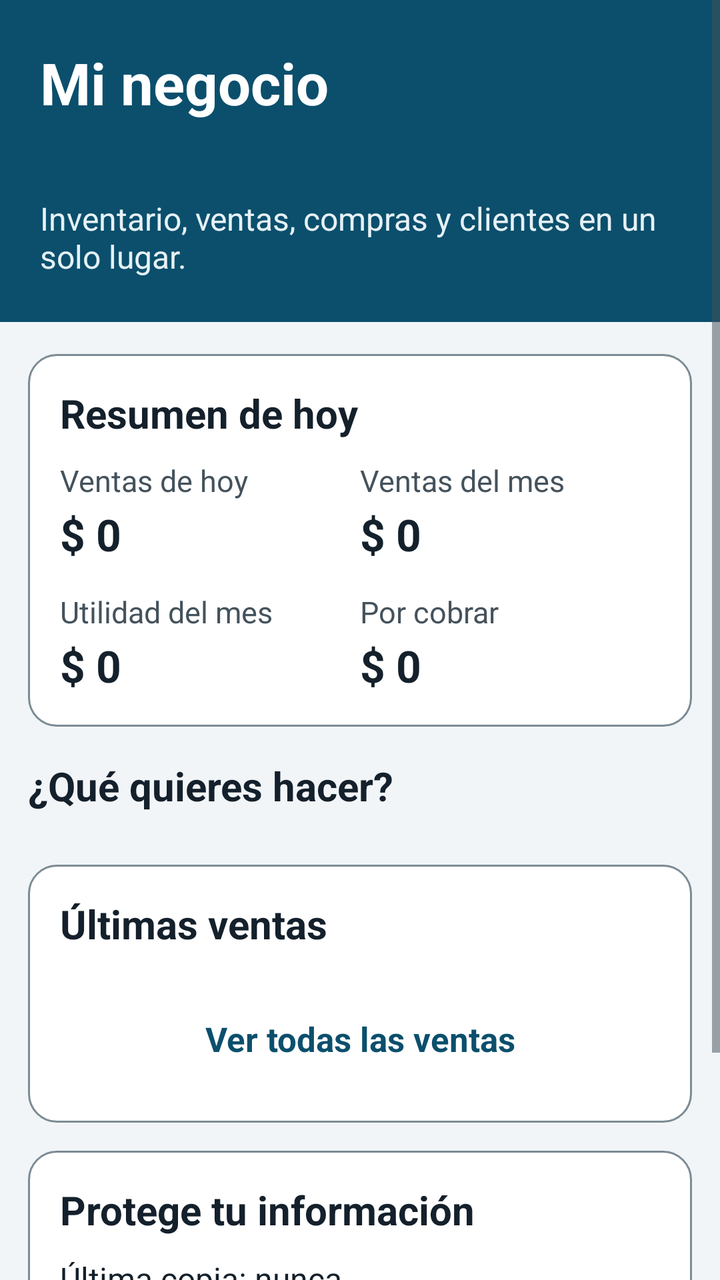
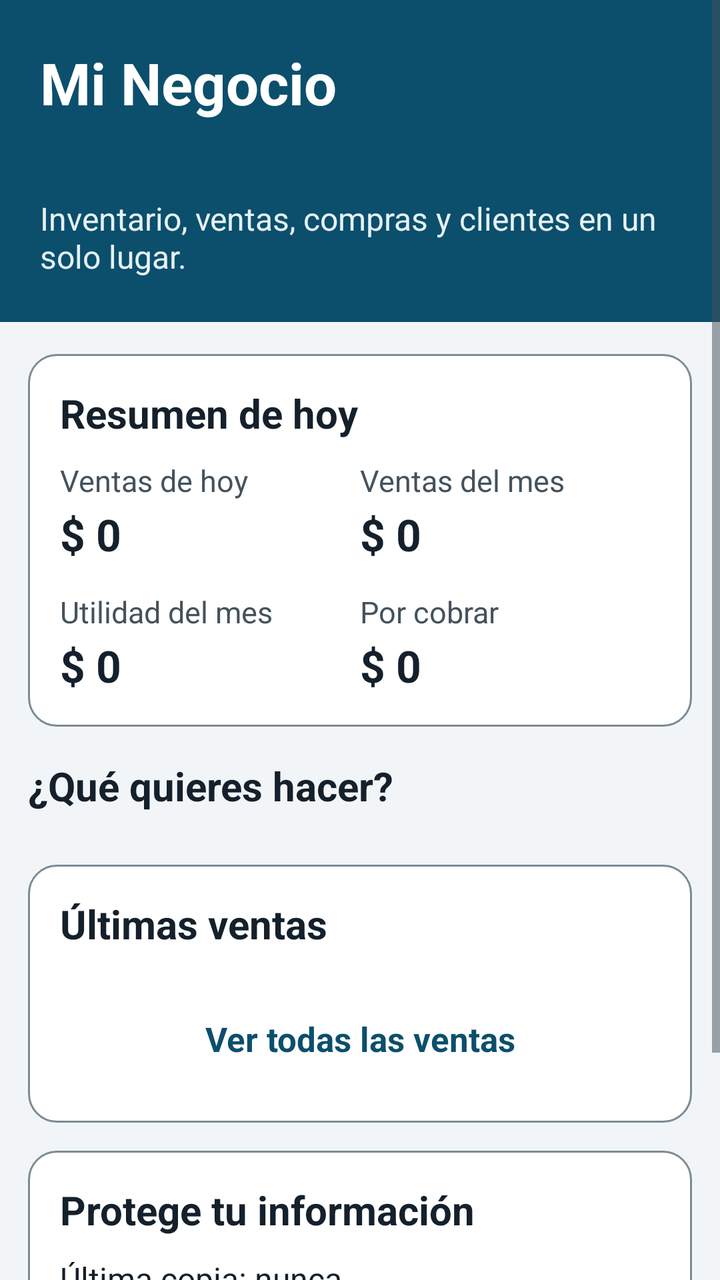

Two renders of the same Android screen: before a commit and after it. Below are the layout's source before the change and the commit's diff.
<!-- AndroidManifest.xml: application theme Tema -->
<!-- res/layout/activity_principal.xml -->
<?xml version="1.0" encoding="utf-8"?>
<ScrollView android:id="@+id/scrollForm" xmlns:android="http://schemas.android.com/apk/res/android"
    android:layout_width="match_parent"
    android:layout_height="match_parent"
    android:background="@color/fondo"
    android:fillViewport="true">

    <LinearLayout
        android:layout_width="match_parent"
        android:layout_height="wrap_content"
        android:orientation="vertical"
        android:paddingBottom="28dp">

        <LinearLayout
            android:layout_width="match_parent"
            android:layout_height="wrap_content"
            android:orientation="vertical"
            android:background="@color/primario"
            android:paddingLeft="20dp"
            android:paddingRight="20dp"
            android:paddingTop="22dp"
            android:paddingBottom="22dp">

            <TextView
                android:id="@+id/txtNegocio"
                android:layout_width="match_parent"
                android:layout_height="wrap_content"
                android:text="Mi negocio"
                android:textColor="@color/blanco"
                android:textSize="29sp"
                android:textStyle="bold"
                android:maxLines="2"
                android:ellipsize="end" />

            <TextView
                android:id="@+id/txtFecha"
                android:layout_width="match_parent"
                android:layout_height="wrap_content"
                android:layout_marginTop="6dp"
                android:textColor="#D8E8F0"
                android:textSize="16sp" />

            <TextView
                android:layout_width="match_parent"
                android:layout_height="wrap_content"
                android:layout_marginTop="10dp"
                android:text="Inventario, ventas, compras y clientes en un solo lugar."
                android:textColor="#E6F1F6"
                android:textSize="16sp" />
        </LinearLayout>

        <LinearLayout
            android:layout_width="match_parent"
            android:layout_height="wrap_content"
            android:orientation="vertical"
            android:paddingLeft="14dp"
            android:paddingRight="14dp"
            android:paddingTop="16dp">

            <LinearLayout
                style="@style/Tarjeta"
                android:layout_width="match_parent"
                android:layout_height="wrap_content">

                <TextView
                    style="@style/TituloSeccion"
                    android:layout_width="match_parent"
                    android:layout_height="wrap_content"
                    android:text="Resumen de hoy" />

                <LinearLayout
                    android:layout_width="match_parent"
                    android:layout_height="wrap_content"
                    android:orientation="horizontal">

                    <LinearLayout
                        android:id="@+id/celdaVentasHoy"
                        android:layout_width="0dp"
                        android:layout_height="wrap_content"
                        android:layout_weight="1"
                        android:orientation="vertical"
                        android:paddingEnd="8dp">

                        <TextView
                            android:layout_width="match_parent"
                            android:layout_height="wrap_content"
                            android:text="Ventas de hoy"
                            android:textColor="@color/texto_secundario"
                            android:textSize="15sp" />

                        <TextView
                            android:id="@+id/txtVentasHoy"
                            android:layout_width="match_parent"
                            android:layout_height="wrap_content"
                            android:layout_marginTop="2dp"
                            android:text="$ 0"
                            android:textColor="@color/texto"
                            android:textSize="22sp"
                            android:textStyle="bold" />
                    </LinearLayout>

                    <LinearLayout
                        android:id="@+id/celdaVentasMes"
                        android:layout_width="0dp"
                        android:layout_height="wrap_content"
                        android:layout_weight="1"
                        android:orientation="vertical">

                        <TextView
                            android:layout_width="match_parent"
                            android:layout_height="wrap_content"
                            android:text="Ventas del mes"
                            android:textColor="@color/texto_secundario"
                            android:textSize="15sp" />

                        <TextView
                            android:id="@+id/txtVentasMes"
                            android:layout_width="match_parent"
                            android:layout_height="wrap_content"
                            android:layout_marginTop="2dp"
                            android:text="$ 0"
                            android:textColor="@color/texto"
                            android:textSize="22sp"
                            android:textStyle="bold" />
                    </LinearLayout>
                </LinearLayout>

                <LinearLayout
                    android:layout_width="match_parent"
                    android:layout_height="wrap_content"
                    android:layout_marginTop="14dp"
                    android:orientation="horizontal">

                    <LinearLayout
                        android:id="@+id/celdaUtilidad"
                        android:layout_width="0dp"
                        android:layout_height="wrap_content"
                        android:layout_weight="1"
                        android:orientation="vertical"
                        android:paddingEnd="8dp">

                        <TextView
                            android:layout_width="match_parent"
                            android:layout_height="wrap_content"
                            android:text="Utilidad del mes"
                            android:textColor="@color/texto_secundario"
                            android:textSize="15sp" />

                        <TextView
                            android:id="@+id/txtUtilidad"
                            android:layout_width="match_parent"
                            android:layout_height="wrap_content"
                            android:layout_marginTop="2dp"
                            android:text="$ 0"
                            android:textColor="@color/texto"
                            android:textSize="22sp"
                            android:textStyle="bold" />
                    </LinearLayout>

                    <LinearLayout
                        android:id="@+id/celdaPorCobrar"
                        android:layout_width="0dp"
                        android:layout_height="wrap_content"
                        android:layout_weight="1"
                        android:orientation="vertical">

                        <TextView
                            android:layout_width="match_parent"
                            android:layout_height="wrap_content"
                            android:text="Por cobrar"
                            android:textColor="@color/texto_secundario"
                            android:textSize="15sp" />

                        <TextView
                            android:id="@+id/txtPorCobrar"
                            android:layout_width="match_parent"
                            android:layout_height="wrap_content"
                            android:layout_marginTop="2dp"
                            android:text="$ 0"
                            android:textColor="@color/texto"
                            android:textSize="22sp"
                            android:textStyle="bold" />
                    </LinearLayout>
                </LinearLayout>
            </LinearLayout>

            <LinearLayout
                android:id="@+id/cardAlerta"
                android:layout_width="match_parent"
                android:layout_height="wrap_content"
                android:layout_marginBottom="14dp"
                android:background="@drawable/fondo_alerta"
                android:orientation="horizontal"
                android:gravity="center_vertical"
                android:padding="14dp"
                android:clickable="true"
                android:focusable="true"
                android:visibility="gone">

                <ImageView
                    android:layout_width="32dp"
                    android:layout_height="32dp"
                    android:layout_marginEnd="12dp"
                    android:src="@drawable/ic_alerta"
                    android:tint="@color/advertencia"
                    android:importantForAccessibility="no" />

                <TextView
                    android:id="@+id/txtAlerta"
                    android:layout_width="0dp"
                    android:layout_height="wrap_content"
                    android:layout_weight="1"
                    android:textColor="@color/advertencia"
                    android:textSize="17sp"
                    android:textStyle="bold" />
            </LinearLayout>

            <LinearLayout
                android:id="@+id/cardDeudas"
                android:layout_width="match_parent"
                android:layout_height="wrap_content"
                android:layout_marginBottom="14dp"
                android:background="@drawable/fondo_alerta"
                android:orientation="horizontal"
                android:gravity="center_vertical"
                android:padding="14dp"
                android:clickable="true"
                android:focusable="true"
                android:visibility="gone">

                <ImageView
                    android:layout_width="32dp"
                    android:layout_height="32dp"
                    android:layout_marginEnd="12dp"
                    android:src="@drawable/ic_alerta"
                    android:tint="@color/error"
                    android:importantForAccessibility="no" />

                <TextView
                    android:id="@+id/txtDeudas"
                    android:layout_width="0dp"
                    android:layout_height="wrap_content"
                    android:layout_weight="1"
                    android:textColor="@color/error"
                    android:textSize="17sp"
                    android:textStyle="bold" />
            </LinearLayout>

            <TextView
                style="@style/TituloSeccion"
                android:layout_width="match_parent"
                android:layout_height="wrap_content"
                android:layout_marginTop="2dp"
                android:text="¿Qué quieres hacer?" />

            <GridLayout
                android:id="@+id/gridAcciones"
                android:layout_width="match_parent"
                android:layout_height="wrap_content"
                android:columnCount="2"
                android:layout_marginBottom="8dp" />

            <LinearLayout
                style="@style/Tarjeta"
                android:layout_width="match_parent"
                android:layout_height="wrap_content"
                android:layout_marginTop="8dp">

                <TextView
                    style="@style/TituloSeccion"
                    android:layout_width="match_parent"
                    android:layout_height="wrap_content"
                    android:text="Últimas ventas" />

                <LinearLayout
                    android:id="@+id/listaRecientes"
                    android:layout_width="match_parent"
                    android:layout_height="wrap_content"
                    android:orientation="vertical" />

                <Button
                    android:id="@+id/btnVerVentas"
                    style="@style/BotonTexto"
                    android:layout_width="match_parent"
                    android:layout_height="wrap_content"
                    android:layout_marginTop="8dp"
                    android:text="Ver todas las ventas" />
            </LinearLayout>

            <LinearLayout
                android:id="@+id/cardBienvenida"
                style="@style/Tarjeta"
                android:layout_width="match_parent"
                android:layout_height="wrap_content"
                android:visibility="gone">

                <TextView
                    style="@style/TituloSeccion"
                    android:layout_width="match_parent"
                    android:layout_height="wrap_content"
                    android:text="Empieza en 3 pasos" />

                <TextView
                    android:layout_width="match_parent"
                    android:layout_height="wrap_content"
                    android:text="1. Agrega tus productos y su existencia.\n2. Registra una venta y elige el cliente.\n3. Revisa tus informes cuando quieras."
                    android:textColor="@color/texto"
                    android:textSize="17sp"
                    android:lineSpacingExtra="4dp" />

                <Button
                    android:id="@+id/btnPrimerProducto"
                    style="@style/BotonPrimario"
                    android:layout_width="match_parent"
                    android:layout_height="wrap_content"
                    android:layout_marginTop="14dp"
                    android:text="Agregar mi primer producto" />
            </LinearLayout>

            <LinearLayout
                android:id="@+id/cardRespaldo"
                style="@style/Tarjeta"
                android:layout_width="match_parent"
                android:layout_height="wrap_content">

                <TextView
                    style="@style/TituloSeccion"
                    android:layout_width="match_parent"
                    android:layout_height="wrap_content"
                    android:text="Protege tu información" />

                <TextView
                    android:id="@+id/txtRespaldo"
                    android:layout_width="match_parent"
                    android:layout_height="wrap_content"
                    android:text="Última copia: nunca."
                    android:textColor="@color/texto"
                    android:textSize="16sp" />

                <Button
                    android:id="@+id/btnCopia"
                    style="@style/BotonSecundario"
                    android:layout_width="match_parent"
                    android:layout_height="wrap_content"
                    android:layout_marginTop="12dp"
                    android:text="Crear copia de seguridad" />
            </LinearLayout>
        </LinearLayout>
    </LinearLayout>
</ScrollView>
<!-- resources referenced by this layout -->
<resources>
  <color name="advertencia">#7A4A00</color>
  <color name="blanco">#FFFFFF</color>
  <color name="error">#A3231C</color>
  <color name="fondo">#F2F5F7</color>
  <color name="primario">#0B4F6C</color>
  <color name="texto">#14202B</color>
  <color name="texto_secundario">#44525C</color>
  <!-- drawable fondo_alerta (drawable) -->
  <?xml version="1.0" encoding="utf-8"?>
  <shape xmlns:android="http://schemas.android.com/apk/res/android">
      <solid android:color="@color/advertencia_fondo"/>
      <corners android:radius="12dp"/>
      <stroke android:width="1dp" android:color="@color/advertencia"/>
  </shape>
  <!-- drawable ic_alerta (drawable) -->
  <?xml version="1.0" encoding="utf-8"?>
  <vector xmlns:android="http://schemas.android.com/apk/res/android"
      android:width="24dp" android:height="24dp"
      android:viewportWidth="24" android:viewportHeight="24">
      <path android:fillColor="#FF000000" android:pathData="M1,21h22L12,2 1,21zM13,18h-2v-2h2v2zM13,14h-2v-4h2v4z"/>
  </vector>
  <style name="BotonSecundario" parent="BotonPrimario">
          <item name="android:background">@drawable/boton_secundario</item>
          <item name="android:textColor">@color/primario</item>
      </style>
  <style name="Tarjeta">
          <item name="android:background">@drawable/fondo_tarjeta</item>
          <item name="android:padding">16dp</item>
          <item name="android:layout_marginBottom">14dp</item>
          <item name="android:orientation">vertical</item>
      </style>
  <style name="TituloSeccion">
          <item name="android:textSize">20sp</item>
          <item name="android:textStyle">bold</item>
          <item name="android:textColor">@color/texto</item>
          <item name="android:layout_marginBottom">10dp</item>
      </style>
  <color name="advertencia_fondo">#FFF0C9</color>
  <!-- drawable boton_primario (drawable) -->
  <?xml version="1.0" encoding="utf-8"?>
  <selector xmlns:android="http://schemas.android.com/apk/res/android">
      <item android:state_enabled="false">
          <shape><solid android:color="@color/deshabilitado"/><corners android:radius="12dp"/></shape>
      </item>
      <item android:state_pressed="true">
          <shape><solid android:color="@color/primario_oscuro"/><corners android:radius="12dp"/></shape>
      </item>
      <item>
          <shape><solid android:color="@color/primario"/><corners android:radius="12dp"/></shape>
      </item>
  </selector>
  <!-- drawable boton_texto (drawable) -->
  <?xml version="1.0" encoding="utf-8"?>
  <selector xmlns:android="http://schemas.android.com/apk/res/android">
      <item android:state_pressed="true"><shape><solid android:color="@color/primario_claro"/><corners android:radius="10dp"/></shape></item>
      <item><shape><solid android:color="#00000000"/><corners android:radius="10dp"/></shape></item>
  </selector>
  <!-- drawable fondo_tarjeta (drawable) -->
  <?xml version="1.0" encoding="utf-8"?>
  <shape xmlns:android="http://schemas.android.com/apk/res/android">
      <solid android:color="@color/superficie"/>
      <corners android:radius="14dp"/>
      <stroke android:width="1dp" android:color="@color/borde"/>
  </shape>
  <color name="primario_oscuro">#073A50</color>
  <color name="superficie">#FFFFFF</color>
  <color name="deshabilitado">#8A979F</color>
  <color name="gris_fondo">#E6EBEE</color>
  <color name="primario_claro">#DCEAF2</color>
  <color name="borde">#7C8B95</color>
  <!-- unchanged entries left out for length: 4 -->
</resources>

<!-- the commit's change to res/layout/activity_principal.xml (unified diff, before → after) -->
@@ -25,7 +25,7 @@
                 android:id="@+id/txtNegocio"
                 android:layout_width="match_parent"
                 android:layout_height="wrap_content"
-                android:text="Mi negocio"
+                android:text="Mi Negocio"
                 android:textColor="@color/blanco"
                 android:textSize="29sp"
                 android:textStyle="bold"
